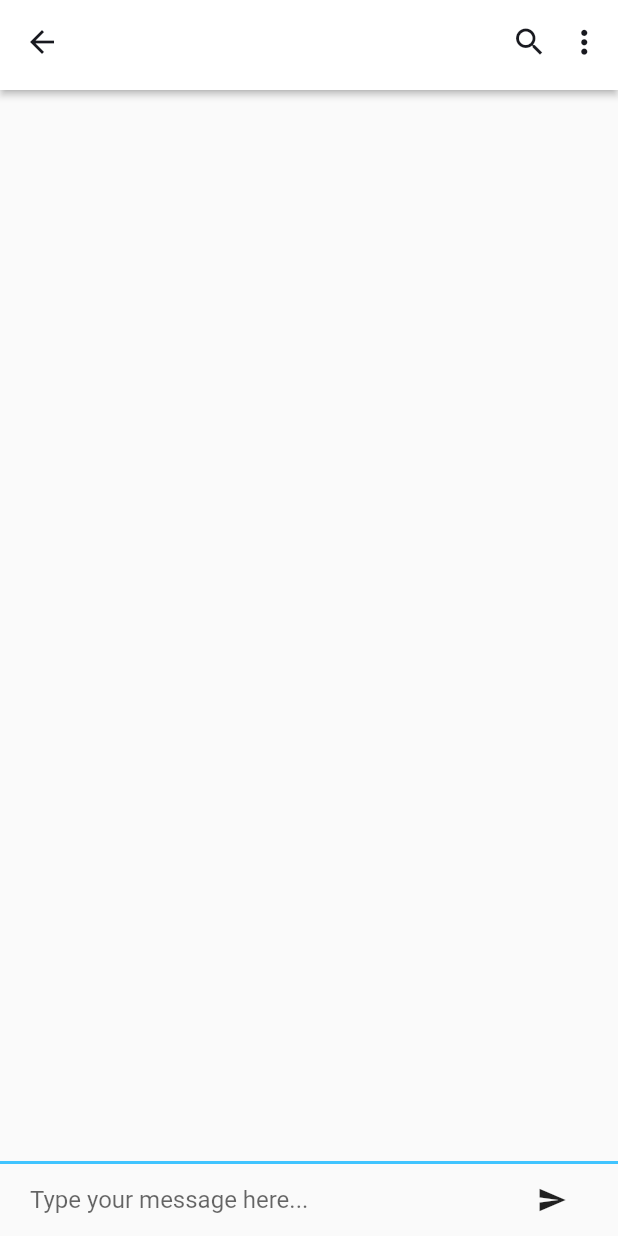
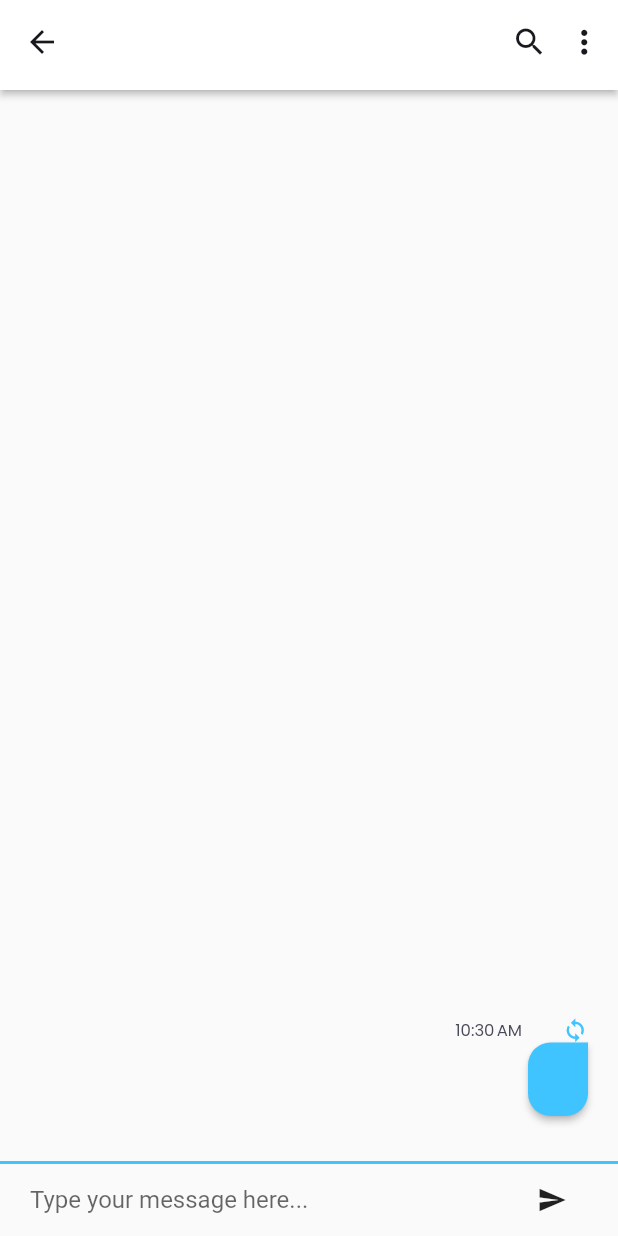
Before and after one commit to agbamajeremiah/Chat-App, a Flutter app: the ChatView screen opened directly with empty values, after a tap on the "send" icon, on a phone screen of 412 x 824 dp. Run offline on Flutter 3.47's test engine with Material 2 defaults, Android fonts, the phone set to English and light mode, and no system bars; our stand-ins replace connectivity, contacts_service, country_code_picker, dio, get_it, google_fonts and 4 more; missing offline and left inert: numeric_keyboard; accounts and stored records are empty.

Commit message:
Fix: Message Bubble Redesign

```diff
--- a/lib/ui/views/chat_view.dart
+++ b/lib/ui/views/chat_view.dart
@@ -25,7 +25,7 @@ class _ChatViewState extends State<ChatView> {
     return ViewModelProvider<ChatViewModel>.withConsumer(
         viewModelBuilder: () => ChatViewModel(
             threadId: widget.chat.id, phoneNumber: widget.chat.memberPhone),
-        onModelReady: (model) => model.initialise(),
+        //onModelReady: (model) => model.initialise(),
         disposeViewModel: false,
         builder: (context, model, snapshot) {
           final chatMessages = model.getChatMessages();
@@ -45,22 +45,18 @@ class _ChatViewState extends State<ChatView> {
                         print(snapshot.data);
                         if (!snapshot.hasData) {
                           return Expanded(
-                            child: Padding(
-                                padding: EdgeInsets.only(top: 20.0),
-                                child: Align(
-                                  alignment: Alignment.topCenter,
-                                  child: Text(
-                                    "No Conversation yet",
-                                    style: textStyle.copyWith(
-                                        color: AppColors.textColor,
-                                        fontSize: 15.0),
+                            child: Center(
+                              child: LinearProgressIndicator(
+                                valueColor: AlwaysStoppedAnimation(
+                                    AppColors.primaryColor),
                               ),
-                                )),
+                            ),
                           );
                         } else {
                           List<Message> allMessages = snapshot.data;
                           final messageCount = allMessages.length;
-                          return Expanded(
+                          return messageCount > 0
+                              ? Expanded(
                                   child: ListView.builder(
                                     itemCount: messageCount,
                                     reverse: true,
@@ -73,12 +69,30 @@ class _ChatViewState extends State<ChatView> {
                                       print(message.sender);
 
                                       return MessageBubble(
-                                  sender: "ssjsjj",
+                                        sender: message.sender,
                                         text: message.content.toString(),
-                                  isMe: message.sender == "+2348132368804" ||
-                                      message.sender == "+23408132368804");
+                                        isMe:
+                                            message.sender == model.userNumber,
+                                        messageTime: message.createdAt,
+                                        status: message.status,
+                                      );
                                     },
-                          ));
+                                  ),
+                                )
+                              : Expanded(
+                                  child: Padding(
+                                    padding: EdgeInsets.only(top: 15.0),
+                                    child: Align(
+                                      alignment: Alignment.topCenter,
+                                      child: Text(
+                                        "No Messages",
+                                        style: textStyle.copyWith(
+                                            color: AppColors.textColor,
+                                            fontSize: 15.0),
+                                      ),
+                                    ),
+                                  ),
+                                );
                         }
                       }),
                   Container(
--- a/lib/ui/views/message_view.dart
+++ b/lib/ui/views/message_view.dart
@@ -31,7 +31,7 @@ class _MessagesViewState extends State<MessagesView> {
   Widget build(BuildContext context) {
     return ViewModelProvider<MessageViewModel>.withConsumer(
         viewModelBuilder: () => MessageViewModel(),
-        onModelReady: (model) => model.initialise(),
+        //onModelReady: (model) => model.initialise(),
         builder: (context, model, snapshot) {
           return FutureBuilder(
             future: model.getAllChats(),
--- a/lib/ui/views/splash_view.dart
+++ b/lib/ui/views/splash_view.dart
@@ -2,6 +2,7 @@ import 'package:MSG/ui/shared/app_colors.dart';
 import 'package:MSG/ui/shared/shared_styles.dart';
 import 'package:MSG/viewmodels/startup_view_model.dart';
 import 'package:flutter/material.dart';
+import 'package:flutter/services.dart';
 import 'package:provider_architecture/provider_architecture.dart';
 
 class SplashView extends StatefulWidget {
@@ -12,6 +13,9 @@ class SplashView extends StatefulWidget {
 class _SplashViewState extends State<SplashView> {
   @override
   void initState() {
+    SystemChrome.setSystemUIOverlayStyle(SystemUiOverlayStyle(
+        statusBarColor: AppColors.splashBlue,
+        statusBarBrightness: Brightness.light));
     super.initState();
   }
 
--- a/lib/ui/widgets/message_bubble.dart
+++ b/lib/ui/widgets/message_bubble.dart
@@ -1,42 +1,142 @@
 import 'package:MSG/ui/shared/app_colors.dart';
+import 'package:MSG/ui/shared/shared_styles.dart';
+import 'package:MSG/utils/util_functions.dart';
 import 'package:flutter/material.dart';
 
 class MessageBubble extends StatelessWidget {
   final String sender, text;
   final bool isMe;
+  final String messageTime;
+  final String status;
 
-  MessageBubble({this.sender, this.text, this.isMe = true});
+  MessageBubble(
+      {this.sender, this.text, this.isMe, this.messageTime, this.status});
 
   @override
   Widget build(BuildContext context) {
     return Padding(
       padding: EdgeInsets.all(10.0),
-      child: Column(
-        crossAxisAlignment:
-            isMe ? CrossAxisAlignment.end : CrossAxisAlignment.start,
+      child: isMe
+          ? Column(
+              crossAxisAlignment: CrossAxisAlignment.end,
               children: <Widget>[
+                Align(
+                  alignment: Alignment.bottomRight,
+                  child: Row(
+                    mainAxisAlignment: MainAxisAlignment.end,
+                    children: [
+                      Padding(
+                        padding: const EdgeInsets.symmetric(horizontal: 5),
+                        child: Text(
+                          convertToTime(messageTime),
+                          style:
+                              textStyle.copyWith(color: AppColors.textColor2),
+                        ),
+                      ),
+                      Padding(
+                        padding: const EdgeInsets.only(left: 5),
+                        child: status == 'SENT'
+                            ? Row(
+                                children: [
+                                  SizedBox(
+                                    width: 17,
+                                  ),
+                                  Icon(
+                                    Icons.check,
+                                    color: Colors.lightBlueAccent,
+                                    size: 17,
+                                  ),
+                                ],
+                              )
+                            : status == 'RECEIVED'
+                                ? Row(
+                                    children: [
+                                      Icon(
+                                        Icons.check,
+                                        color: Colors.lightBlueAccent,
+                                        size: 17,
+                                      ),
+                                      Icon(
+                                        Icons.check,
+                                        color: Colors.lightBlueAccent,
+                                        size: 17,
+                                      )
+                                    ],
+                                  )
+                                : Row(
+                                    children: [
+                                      SizedBox(
+                                        width: 17,
+                                      ),
+                                      Icon(
+                                        Icons.sync,
+                                        color: Colors.lightBlueAccent,
+                                        size: 17,
+                                      )
+                                    ],
+                                  ),
+                      ),
+                    ],
+                  ),
+                ),
                 Material(
                   elevation: 2,
-            borderRadius: isMe
-                ? BorderRadius.only(
+                  borderRadius: BorderRadius.only(
                     topLeft: Radius.circular(15),
                     bottomLeft: Radius.circular(15),
                     bottomRight: Radius.circular(15),
+                  ),
+                  color: Colors.lightBlueAccent,
+                  child: Padding(
+                    padding: const EdgeInsets.symmetric(
+                        vertical: 15.0, horizontal: 20),
+                    child: Text(
+                      text,
+                      style: TextStyle(fontSize: 16, color: Colors.white),
+                    ),
+                  ),
+                ),
+              ],
             )
-                : BorderRadius.only(
+          : Column(
+              crossAxisAlignment: CrossAxisAlignment.start,
+              children: <Widget>[
+                Align(
+                  alignment: Alignment.bottomLeft,
+                  child: Row(
+                    mainAxisAlignment: MainAxisAlignment.start,
+                    children: [
+                      Padding(
+                          padding: const EdgeInsets.only(left: 5),
+                          child: SizedBox(
+                            width: 20,
+                          )),
+                      Padding(
+                        padding: const EdgeInsets.symmetric(horizontal: 5),
+                        child: Text(
+                          convertToTime(messageTime),
+                          style:
+                              textStyle.copyWith(color: AppColors.textColor2),
+                        ),
+                      ),
+                    ],
+                  ),
+                ),
+                Material(
+                  elevation: 2,
+                  borderRadius: BorderRadius.only(
                     bottomLeft: Radius.circular(15),
                     bottomRight: Radius.circular(15),
                     topRight: Radius.circular(15),
                   ),
-            color: isMe ? Colors.lightBlueAccent : Colors.white,
+                  color: Colors.white,
                   child: Padding(
-              padding:
-                  const EdgeInsets.symmetric(vertical: 15.0, horizontal: 20),
+                    padding: const EdgeInsets.symmetric(
+                        vertical: 15.0, horizontal: 20),
                     child: Text(
                       text,
-                style: TextStyle(
-                    fontSize: 16,
-                    color: isMe ? Colors.white : AppColors.textColor),
+                      style:
+                          TextStyle(fontSize: 16, color: AppColors.textColor),
                     ),
                   ),
                 ),
--- /dev/null
+++ b/lib/utils/connectivity.dart
@@ -0,0 +1,16 @@
+import 'dart:io';
+
+Future checkInternetConnection() async {
+  bool isConnected;
+  try {
+    final result = await InternetAddress.lookup('google.com');
+    if (result.isNotEmpty && result[0].rawAddress.isNotEmpty) {
+      print("connected");
+      isConnected = true;
+    }
+  } on SocketException catch (_) {
+    print("not connected");
+    isConnected = false;
+  }
+  return isConnected;
+}
--- a/lib/viewmodels/chat_viewmodel.dart
+++ b/lib/viewmodels/chat_viewmodel.dart
@@ -2,9 +2,11 @@ import 'dart:async';
 
 import 'package:MSG/locator.dart';
 import 'package:MSG/models/messages.dart';
+import 'package:MSG/models/thread.dart';
 import 'package:MSG/services/authentication_service.dart';
 import 'package:MSG/services/database_service.dart';
 import 'package:MSG/utils/api.dart';
+import 'package:MSG/utils/connectivity.dart';
 import 'package:MSG/viewmodels/base_model.dart';
 import 'package:dio/dio.dart';
 import 'package:flutter/cupertino.dart';
@@ -20,29 +22,37 @@ class ChatViewModel extends BaseModel {
   //first run
   Timer timer;
   void initialise() {
-    const sevenSec = const Duration(seconds: 7);
+    const sevenSec = const Duration(seconds: 200);
     timer = Timer.periodic(sevenSec, (Timer t) {
       getChatMessages();
       notifyListeners();
     });
   }
 
-  void cancelTimer() {
-    timer?.cancel();
-  }
-
-  //Fetch contact's from database
+  //set chat threadId
   Future get thread async {
     print("Thread getter called");
     if (threadId == null) {
       String result = await DatabaseService.db.getContactThread(phoneNumber);
-      print("thread id: " + result);
+      //print("thread id: " + result);
       print(result);
       if (result != null) {
         threadId = result;
       } else {
         print(phoneNumber);
-        await initiateThread(phoneNumber);
+        var res = await initiateThread(phoneNumber);
+        if (res.statusCode == 200) {
+          List threadMembers = res.data['thread']['members'];
+          String otherMember =
+              threadMembers[0] == userNumber && threadMembers[1] != null
+                  ? threadMembers[1]
+                  : '';
+          Thread newThread =
+              Thread(id: res.data['thread']['_id'], members: otherMember);
+          print(newThread.toMap());
+          await DatabaseService.db.insertThread(newThread);
+          threadId = res.data['thread']['_id'];
+        }
       }
     }
   }
@@ -55,20 +65,45 @@ class ChatViewModel extends BaseModel {
   }
 
   Future resendPendingMessages() async {
+    final internetStatus = await checkInternetConnection();
+    if (internetStatus == true) {
       List<Message> unsentMessages =
           await DatabaseService.db.getUnsentChatMessageFromDb(threadId);
       print("unsent Messages");
       print(unsentMessages);
+      unsentMessages.forEach((mes) async {
+        print(mes.content + mes.status + mes.createdAt + mes.isQuote + mes.id);
+        var response =
+            await sendMsg(threadId, mes.content, mes.isQuote != "false", "");
+        if (response.statusCode == 200) {
+          print(response);
+          print(response.data['messageID']);
+          Message updatedMessage = Message(
+              isQuote: mes.isQuote,
+              createdAt: mes.createdAt,
+              id: response.data['messageID'],
+              sender: mes.sender,
+              content: mes.content,
+              status: "SENT",
+              threadId: mes.threadId);
+          //update mesage record
+          DatabaseService.db.updateResentMessages(updatedMessage, mes.id);
+          print("message updated");
+        }
+      });
+    }
   }
 
   Future<List<Message>> getChatMessages() async {
+    await myNumber;
     await thread;
-    await myNumber;
-    //List<Message> messages = [];
     if (threadId != null) {
       List<Message> messages =
           await DatabaseService.db.getSingleChatMessageFromDb(threadId);
-      await resendPendingMessages();
+      messages.forEach((element) {
+        print(element.toMap());
+      });
+      //await resendPendingMessages();
       return messages;
     } else
       return null;
@@ -79,10 +114,11 @@ class ChatViewModel extends BaseModel {
       {@required String message,
       @required String receiver,
       @required bool isQuote}) async {
-    await thread;
-    var response = await sendMsg(receiver, message, isQuote, "");
+    Message newMessage;
     final now = DateTime.now();
-    Message newMessage;
+    final internetStatus = await checkInternetConnection();
+    if (internetStatus == true) {
+      var response = await sendMsg(threadId, message, isQuote, "");
       if (response.statusCode == 200) {
         newMessage = Message(
             id: response.data['messageID'],
@@ -92,6 +128,7 @@ class ChatViewModel extends BaseModel {
             createdAt: now.toIso8601String(),
             status: "SENT",
             isQuote: isQuote.toString());
+      }
     } else {
       newMessage = Message(
         id: now.toString(),
@@ -156,6 +193,7 @@ class ChatViewModel extends BaseModel {
         headers: headers,
         body: body,
       );
+      print(response);
       return response;
     } catch (e) {
       if (e is DioError) {
--- a/lib/viewmodels/message_viewmodel.dart
+++ b/lib/viewmodels/message_viewmodel.dart
@@ -14,7 +14,7 @@ import 'package:flutter/foundation.dart';
 class MessageViewModel extends BaseModel {
   final AuthenticationSerivice _authService = locator<AuthenticationSerivice>();
   void initialise() {
-    const fiveSec = const Duration(seconds: 5);
+    const fiveSec = const Duration(seconds: 100);
     Timer.periodic(fiveSec, (Timer t) {
       getAllChats();
       notifyListeners();
```
Also changed, not shown: lib/services/contact_services.dart (+22 -11 lines), lib/services/database_service.dart (+53 -25 lines), lib/ui/widgets/message_widget.dart (+3 -30 lines), lib/utils/util_functions.dart (added, +34 -0 lines), lib/viewmodels/contact_viewmodel.dart (+9 -0 lines), lib/viewmodels/startup_view_model.dart (+6 -1 lines). Lines whose indentation alone changed are shown as unchanged.
